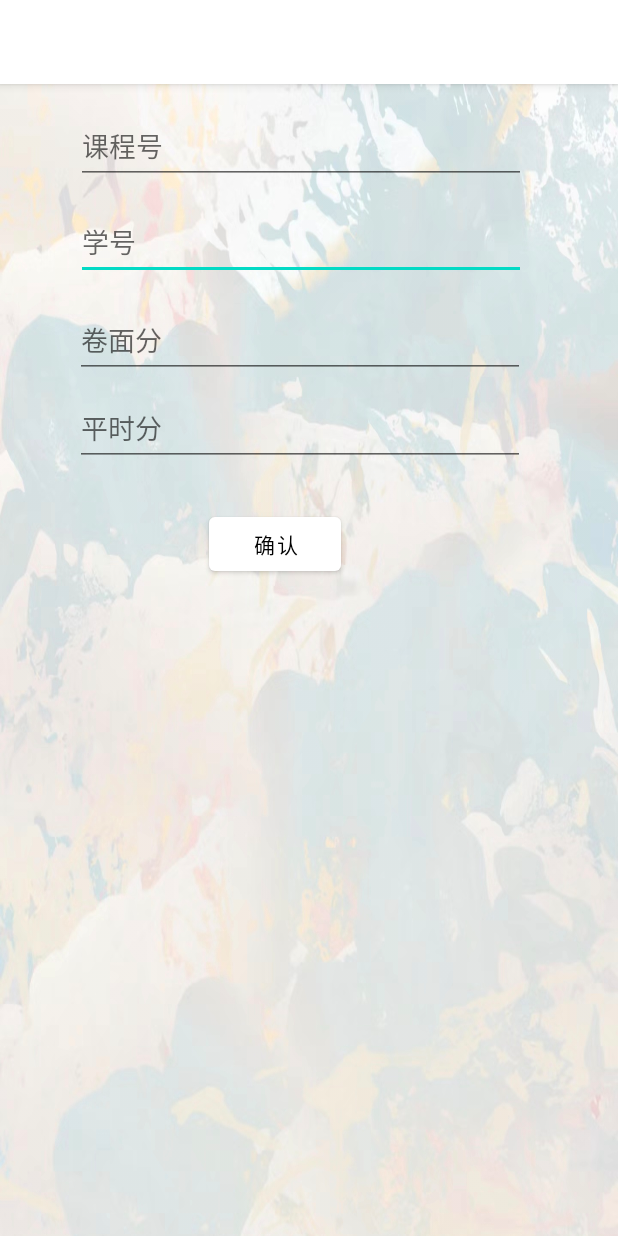
After one commit to panminzi/DatabaseDesign, an Android app: the AddActivity screen opened directly, with no data from a screen before it, on a phone screen of 412 x 824 dp. The commit adds this screen. Run offline under Robolectric (Android 15) with nearby library versions, the phone set to English and light mode, and no system bars.

Commit message:
部分表和接口已经写完

```diff
--- a/app/build.gradle
+++ b/app/build.gradle
@@ -33,7 +33,8 @@ dependencies {
     implementation 'androidx.appcompat:appcompat:1.4.1'
     implementation 'com.google.android.material:material:1.5.0'
     implementation 'androidx.constraintlayout:constraintlayout:2.1.3'
-    implementation 'androidx.room:room-compiler:2.4.2'
+    implementation 'androidx.room:room-runtime:2.4.2'
+    annotationProcessor 'androidx.room:room-compiler:2.4.2'
     testImplementation 'junit:junit:4.13.2'
     androidTestImplementation 'androidx.test.ext:junit:1.1.3'
     androidTestImplementation 'androidx.test.espresso:espresso-core:3.4.0'
--- /dev/null
+++ b/app/src/main/java/com/example/databasedesign/db/mydb.java
@@ -0,0 +1,4 @@
+package com.example.databasedesign.db;
+
+public class mydb {
+}
--- /dev/null
+++ b/app/src/main/java/com/example/databasedesign/entity/Student.java
@@ -0,0 +1,4 @@
+package com.example.databasedesign.entity;
+
+public class Student {
+}
--- /dev/null
+++ b/app/src/main/java/com/example/databasedesign/teacher_page/AddActivity.java
@@ -0,0 +1,16 @@
+package com.example.databasedesign.teacher_page;
+
+import androidx.appcompat.app.AppCompatActivity;
+
+import android.os.Bundle;
+
+import com.example.databasedesign.R;
+
+public class AddActivity extends AppCompatActivity {
+
+    @Override
+    protected void onCreate(Bundle savedInstanceState) {
+        super.onCreate(savedInstanceState);
+        setContentView(R.layout.activity_add);
+    }
+}
--- a/app/src/main/java/com/example/databasedesign/page/MainActivity.java
+++ b/app/src/main/java/com/example/databasedesign/teacher_page/ScorePage.java
@@ -1,4 +1,4 @@
-package com.example.databasedesign.page;
+package com.example.databasedesign.teacher_page;
 
 import androidx.appcompat.app.AppCompatActivity;
 
@@ -6,11 +6,11 @@ import android.os.Bundle;
 
 import com.example.databasedesign.R;
 
-public class MainActivity extends AppCompatActivity {
+public class ScorePage extends AppCompatActivity {
 
     @Override
     protected void onCreate(Bundle savedInstanceState) {
         super.onCreate(savedInstanceState);
-        setContentView(R.layout.activity_main);
+        setContentView(R.layout.activity_score_page);
     }
 }
--- /dev/null
+++ b/app/src/main/res/layout/activity_add.xml
@@ -0,0 +1,69 @@
+<?xml version="1.0" encoding="utf-8"?>
+<androidx.constraintlayout.widget.ConstraintLayout xmlns:android="http://schemas.android.com/apk/res/android"
+    xmlns:app="http://schemas.android.com/apk/res-auto"
+    xmlns:tools="http://schemas.android.com/tools"
+    android:layout_width="match_parent"
+    android:layout_height="match_parent"
+    android:background="@drawable/bg_picture"
+    tools:context=".teacher_page.AddActivity">
+
+    <EditText
+        android:id="@+id/cname"
+        android:layout_width="300dp"
+        android:layout_height="50dp"
+        android:hint="学号"
+        app:layout_constraintBottom_toBottomOf="parent"
+        app:layout_constraintEnd_toEndOf="parent"
+        app:layout_constraintHorizontal_bias="0.45"
+        app:layout_constraintStart_toStartOf="parent"
+        app:layout_constraintTop_toTopOf="parent"
+        app:layout_constraintVertical_bias="0.112"></EditText>
+
+    <EditText
+        android:id="@+id/snumber"
+        android:layout_width="300dp"
+        android:layout_height="50dp"
+        android:hint="课程号"
+        app:layout_constraintBottom_toBottomOf="parent"
+        app:layout_constraintEnd_toEndOf="parent"
+        app:layout_constraintHorizontal_bias="0.45"
+        app:layout_constraintStart_toStartOf="parent"
+        app:layout_constraintTop_toTopOf="parent"
+        app:layout_constraintVertical_bias="0.023"></EditText>
+
+    <EditText
+        android:id="@+id/rgrade"
+        android:layout_width="300dp"
+        android:layout_height="50dp"
+        android:hint="平时分"
+        app:layout_constraintBottom_toBottomOf="parent"
+        app:layout_constraintEnd_toEndOf="parent"
+        app:layout_constraintHorizontal_bias="0.448"
+        app:layout_constraintStart_toStartOf="parent"
+        app:layout_constraintTop_toTopOf="parent"
+        app:layout_constraintVertical_bias="0.285"></EditText>
+
+    <EditText
+        android:id="@+id/pgrade"
+        android:layout_width="300dp"
+        android:layout_height="50dp"
+        android:hint="卷面分"
+        app:layout_constraintBottom_toBottomOf="parent"
+        app:layout_constraintEnd_toEndOf="parent"
+        app:layout_constraintHorizontal_bias="0.448"
+        app:layout_constraintStart_toStartOf="parent"
+        app:layout_constraintTop_toTopOf="parent"
+        app:layout_constraintVertical_bias="0.203"></EditText>
+
+    <Button
+        android:id="@+id/btn_add"
+        android:layout_width="wrap_content"
+        android:layout_height="wrap_content"
+        android:text="确认"
+        app:layout_constraintBottom_toBottomOf="parent"
+        app:layout_constraintEnd_toEndOf="parent"
+        app:layout_constraintHorizontal_bias="0.43"
+        app:layout_constraintStart_toStartOf="parent"
+        app:layout_constraintTop_toTopOf="parent"
+        app:layout_constraintVertical_bias="0.393" />
+</androidx.constraintlayout.widget.ConstraintLayout>
--- a/app/src/main/res/layout/activity_main.xml
+++ b/app/src/main/res/layout/activity_main.xml
@@ -5,7 +5,7 @@
     android:layout_width="match_parent"
     android:layout_height="match_parent"
     android:background="@drawable/bg_picture"
-    tools:context=".page.MainActivity">
+    tools:context=".MainActivity">
 
     <androidx.appcompat.widget.LinearLayoutCompat
         android:layout_width="350dp"
@@ -51,7 +51,7 @@
             app:passwordToggleTint="@color/theme_color3">
 
             <com.google.android.material.textfield.TextInputEditText
-                android:id="@+id/password"
+                android:id="@+id/rgrade"
                 android:layout_width="match_parent"
                 android:layout_height="50dp"
                 android:background="@drawable/btn"
--- a/app/src/main/res/values/themes.xml
+++ b/app/src/main/res/values/themes.xml
@@ -2,9 +2,9 @@
     <!-- Base application theme. -->
     <style name="Theme.DatabaseDesign" parent="Theme.MaterialComponents.DayNight.DarkActionBar">
         <!-- Primary brand color. -->
-        <item name="colorPrimary">@color/purple_500</item>
+        <item name="colorPrimary">@color/white</item>
         <item name="colorPrimaryVariant">@color/purple_700</item>
-        <item name="colorOnPrimary">@color/white</item>
+        <item name="colorOnPrimary">@color/black</item>
         <!-- Secondary brand color. -->
         <item name="colorSecondary">@color/teal_200</item>
         <item name="colorSecondaryVariant">@color/teal_700</item>
```
Also changed, not shown: app/src/main/AndroidManifest.xml (+10 -1 lines), app/src/main/java/com/example/databasedesign/MainActivity.java (added, +16 -0 lines), app/src/main/java/com/example/databasedesign/dao/GradeDao.java (added, +26 -0 lines), app/src/main/java/com/example/databasedesign/dao/TeacherDao.java (added, +25 -0 lines), app/src/main/java/com/example/databasedesign/entity/Grade.java (added, +53 -0 lines), app/src/main/java/com/example/databasedesign/entity/Teacher.java (added, +43 -0 lines), app/src/main/java/com/example/databasedesign/student_page/ScorePresentation.java (added, +16 -0 lines), app/src/main/res/layout/activity_score_page.xml (added, +20 -0 lines), app/src/main/res/layout/activity_score_presentation.xml (added, +9 -0 lines).
